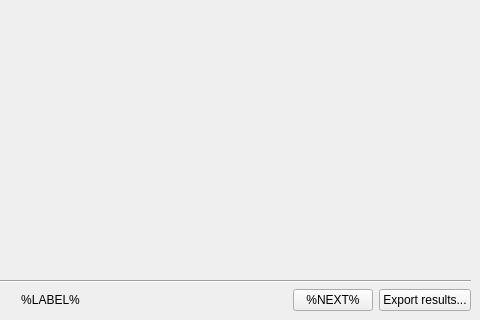
mantidproject/mantid, file Code/Mantid/MantidQt/CustomInterfaces/inc/MantidQtCustomInterfaces/Muon/ALCInterface.ui: the form before one commit; both pictures show x 379 to 859 and y 147 to 467 of the 859 by 467 pixel window.
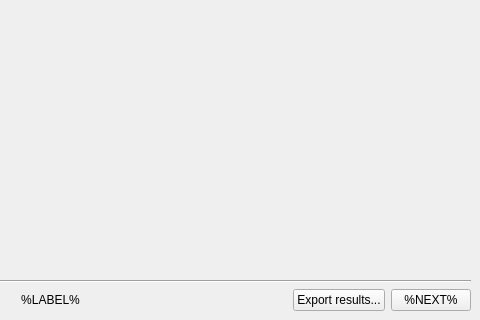
The form after the commit.

Commit message: Re #9490 Swap buttons, show ExportResults button first

Diff of the .ui file:
```diff
--- a/Code/Mantid/MantidQt/CustomInterfaces/inc/MantidQtCustomInterfaces/Muon/ALCInterface.ui
+++ b/Code/Mantid/MantidQt/CustomInterfaces/inc/MantidQtCustomInterfaces/Muon/ALCInterface.ui
@@ -50,16 +50,16 @@
         </spacer>
        </item>
        <item>
-        <widget class="QPushButton" name="nextStep">
+          <widget class="QPushButton" name="exportResults">
          <property name="text">
-          <string>%NEXT%</string>
+              <string>Export results...</string>
          </property>
         </widget>
        </item>
        <item>
-        <widget class="QPushButton" name="exportResults">
+        <widget class="QPushButton" name="nextStep">
          <property name="text">
-          <string>Export results...</string>
+          <string>%NEXT%</string>
          </property>
         </widget>
        </item>
```
Lines whose indentation alone changed are shown as unchanged.
